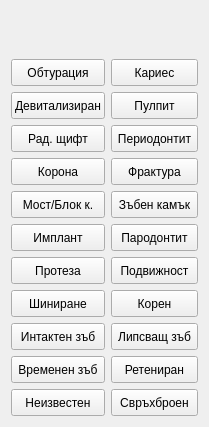
thefinalcutbg/DinoDent, file src/View/SubWidgets/ControlPanel.ui: the form before one commit.
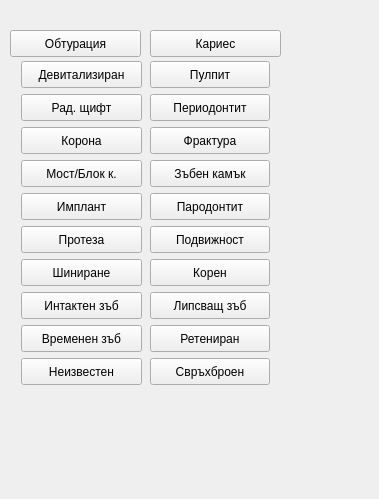
The form after the commit. Custom widgets are drawn as their Qt base class.

Patch:
```diff
--- a/src/View/SubWidgets/ControlPanel.ui
+++ b/src/View/SubWidgets/ControlPanel.ui
@@ -6,8 +6,8 @@
    <rect>
     <x>0</x>
     <y>0</y>
-    <width>209</width>
-    <height>427</height>
+    <width>379</width>
+    <height>499</height>
    </rect>
   </property>
   <property name="windowTitle">
@@ -16,29 +16,52 @@
   <property name="toolTip">
    <string>&lt;html&gt;&lt;head/&gt;&lt;body&gt;&lt;p&gt;Бърз клавиш: Del&lt;/p&gt;&lt;/body&gt;&lt;/html&gt;</string>
   </property>
-  <layout class="QVBoxLayout" name="verticalLayout_3">
-   <item>
-    <layout class="QHBoxLayout" name="horizontalLayout">
-     <item>
-      <layout class="QVBoxLayout" name="verticalLayout">
-       <item>
-        <spacer name="verticalSpacer">
-         <property name="orientation">
-          <enum>Qt::Vertical</enum>
-         </property>
-         <property name="sizeType">
-          <enum>QSizePolicy::Expanding</enum>
-         </property>
-         <property name="sizeHint" stdset="0">
+  <widget class="StatusButton" name="Caries">
+   <property name="geometry">
+    <rect>
+     <x>150</x>
+     <y>30</y>
+     <width>131</width>
+     <height>27</height>
+    </rect>
+   </property>
+   <property name="sizePolicy">
+    <sizepolicy hsizetype="Preferred" vsizetype="Fixed">
+     <horstretch>0</horstretch>
+     <verstretch>0</verstretch>
+    </sizepolicy>
+   </property>
+   <property name="minimumSize">
           <size>
-           <width>20</width>
-           <height>76</height>
-          </size>
-         </property>
-        </spacer>
-       </item>
-       <item>
+     <width>0</width>
+     <height>27</height>
+    </size>
+   </property>
+   <property name="maximumSize">
+    <size>
+     <width>16777215</width>
+     <height>27</height>
+    </size>
+   </property>
+   <property name="toolTip">
+    <string>&lt;html&gt;&lt;head/&gt;&lt;body&gt;&lt;p&gt;Бърз клавиш: C&lt;/p&gt;&lt;/body&gt;&lt;/html&gt;</string>
+   </property>
+   <property name="styleSheet">
+    <string notr="true"/>
+   </property>
+   <property name="text">
+    <string>Кариес</string>
+   </property>
+  </widget>
         <widget class="StatusButton" name="Restoration">
+   <property name="geometry">
+    <rect>
+     <x>10</x>
+     <y>30</y>
+     <width>131</width>
+     <height>27</height>
+    </rect>
+   </property>
          <property name="sizePolicy">
           <sizepolicy hsizetype="Preferred" vsizetype="Fixed">
            <horstretch>0</horstretch>
@@ -51,6 +74,12 @@
            <height>27</height>
           </size>
          </property>
+   <property name="maximumSize">
+    <size>
+     <width>16777215</width>
+     <height>27</height>
+    </size>
+   </property>
          <property name="toolTip">
           <string>&lt;html&gt;&lt;head/&gt;&lt;body&gt;&lt;p&gt;Бърз клавиш: О&lt;/p&gt;&lt;/body&gt;&lt;/html&gt;</string>
          </property>
@@ -61,7 +90,21 @@
           <string>Обтурация</string>
          </property>
         </widget>
-       </item>
+  <widget class="QWidget" name="">
+   <property name="geometry">
+    <rect>
+     <x>10</x>
+     <y>50</y>
+     <width>271</width>
+     <height>351</height>
+    </rect>
+   </property>
+   <layout class="QHBoxLayout" name="horizontalLayout">
+    <property name="spacing">
+     <number>8</number>
+    </property>
+    <item>
+     <layout class="QVBoxLayout" name="verticalLayout">
        <item>
         <widget class="StatusButton" name="RootCanal">
          <property name="sizePolicy">
@@ -76,6 +119,12 @@
            <height>27</height>
           </size>
          </property>
+        <property name="maximumSize">
+         <size>
+          <width>16777215</width>
+          <height>27</height>
+         </size>
+        </property>
          <property name="toolTip">
           <string>&lt;html&gt;&lt;head/&gt;&lt;body&gt;&lt;p&gt;Бърз клавиш: D&lt;/p&gt;&lt;/body&gt;&lt;/html&gt;</string>
          </property>
@@ -101,6 +150,12 @@
            <height>27</height>
           </size>
          </property>
+        <property name="maximumSize">
+         <size>
+          <width>16777215</width>
+          <height>27</height>
+         </size>
+        </property>
          <property name="toolTip">
           <string>&lt;html&gt;&lt;head/&gt;&lt;body&gt;&lt;p&gt;Бърз клавиш: Q&lt;/p&gt;&lt;/body&gt;&lt;/html&gt;</string>
          </property>
@@ -126,6 +181,12 @@
            <height>27</height>
           </size>
          </property>
+        <property name="maximumSize">
+         <size>
+          <width>16777215</width>
+          <height>27</height>
+         </size>
+        </property>
          <property name="toolTip">
           <string>&lt;html&gt;&lt;head/&gt;&lt;body&gt;&lt;p&gt;Бърз клавиш: K&lt;/p&gt;&lt;/body&gt;&lt;/html&gt;</string>
          </property>
@@ -154,6 +215,12 @@
            <height>27</height>
           </size>
          </property>
+        <property name="maximumSize">
+         <size>
+          <width>16777215</width>
+          <height>27</height>
+         </size>
+        </property>
          <property name="toolTip">
           <string>&lt;html&gt;&lt;head/&gt;&lt;body&gt;&lt;p&gt;Бърз клавиш: B&lt;/p&gt;&lt;/body&gt;&lt;/html&gt;</string>
          </property>
@@ -179,6 +246,12 @@
            <height>27</height>
           </size>
          </property>
+        <property name="maximumSize">
+         <size>
+          <width>16777215</width>
+          <height>27</height>
+         </size>
+        </property>
          <property name="toolTip">
           <string>&lt;html&gt;&lt;head/&gt;&lt;body&gt;&lt;p&gt;Бърз клавиш: I&lt;/p&gt;&lt;/body&gt;&lt;/html&gt;</string>
          </property>
@@ -192,12 +265,24 @@
        </item>
        <item>
         <widget class="StatusButton" name="falseTooth">
+        <property name="sizePolicy">
+         <sizepolicy hsizetype="Preferred" vsizetype="Fixed">
+          <horstretch>0</horstretch>
+          <verstretch>0</verstretch>
+         </sizepolicy>
+        </property>
          <property name="minimumSize">
           <size>
            <width>0</width>
            <height>27</height>
           </size>
          </property>
+        <property name="maximumSize">
+         <size>
+          <width>16777215</width>
+          <height>27</height>
+         </size>
+        </property>
          <property name="toolTip">
           <string>&lt;html&gt;&lt;head/&gt;&lt;body&gt;&lt;p&gt;Бърз клавиш: X&lt;/p&gt;&lt;/body&gt;&lt;/html&gt;</string>
          </property>
@@ -223,6 +308,12 @@
            <height>27</height>
           </size>
          </property>
+        <property name="maximumSize">
+         <size>
+          <width>16777215</width>
+          <height>27</height>
+         </size>
+        </property>
          <property name="toolTip">
           <string>&lt;html&gt;&lt;head/&gt;&lt;body&gt;&lt;p&gt;Бърз клавиш: S&lt;/p&gt;&lt;/body&gt;&lt;/html&gt;</string>
          </property>
@@ -236,12 +327,24 @@
        </item>
        <item>
         <widget class="StatusButton" name="healthyTooth">
+        <property name="sizePolicy">
+         <sizepolicy hsizetype="Preferred" vsizetype="Fixed">
+          <horstretch>0</horstretch>
+          <verstretch>0</verstretch>
+         </sizepolicy>
+        </property>
          <property name="minimumSize">
           <size>
            <width>0</width>
            <height>27</height>
           </size>
          </property>
+        <property name="maximumSize">
+         <size>
+          <width>16777215</width>
+          <height>27</height>
+         </size>
+        </property>
          <property name="toolTip">
           <string>&lt;html&gt;&lt;head/&gt;&lt;body&gt;&lt;p&gt;Бърз клавиш: H&lt;/p&gt;&lt;/body&gt;&lt;/html&gt;</string>
          </property>
@@ -264,6 +367,12 @@
            <height>27</height>
           </size>
          </property>
+        <property name="maximumSize">
+         <size>
+          <width>16777215</width>
+          <height>27</height>
+         </size>
+        </property>
          <property name="toolTip">
           <string>&lt;html&gt;&lt;head/&gt;&lt;body&gt;&lt;p&gt;Бърз клавиш: T&lt;/p&gt;&lt;/body&gt;&lt;/html&gt;</string>
          </property>
@@ -277,12 +386,24 @@
        </item>
        <item>
         <widget class="StatusButton" name="unknown">
+        <property name="sizePolicy">
+         <sizepolicy hsizetype="Preferred" vsizetype="Fixed">
+          <horstretch>0</horstretch>
+          <verstretch>0</verstretch>
+         </sizepolicy>
+        </property>
          <property name="minimumSize">
           <size>
            <width>0</width>
            <height>27</height>
           </size>
          </property>
+        <property name="maximumSize">
+         <size>
+          <width>16777215</width>
+          <height>27</height>
+         </size>
+        </property>
          <property name="toolTip">
           <string>&lt;html&gt;&lt;head/&gt;&lt;body&gt;&lt;p&gt;Бърз клавиш: Del&lt;/p&gt;&lt;/body&gt;&lt;/html&gt;</string>
          </property>
@@ -295,44 +416,6 @@
      </item>
      <item>
       <layout class="QVBoxLayout" name="verticalLayout_2">
-       <item>
-        <spacer name="verticalSpacer_2">
-         <property name="orientation">
-          <enum>Qt::Vertical</enum>
-         </property>
-         <property name="sizeHint" stdset="0">
-          <size>
-           <width>20</width>
-           <height>40</height>
-          </size>
-         </property>
-        </spacer>
-       </item>
-       <item>
-        <widget class="StatusButton" name="Caries">
-         <property name="sizePolicy">
-          <sizepolicy hsizetype="Preferred" vsizetype="Fixed">
-           <horstretch>0</horstretch>
-           <verstretch>0</verstretch>
-          </sizepolicy>
-         </property>
-         <property name="minimumSize">
-          <size>
-           <width>0</width>
-           <height>27</height>
-          </size>
-         </property>
-         <property name="toolTip">
-          <string>&lt;html&gt;&lt;head/&gt;&lt;body&gt;&lt;p&gt;Бърз клавиш: C&lt;/p&gt;&lt;/body&gt;&lt;/html&gt;</string>
-         </property>
-         <property name="styleSheet">
-          <string notr="true"/>
-         </property>
-         <property name="text">
-          <string>Кариес</string>
-         </property>
-        </widget>
-       </item>
        <item>
         <widget class="StatusButton" name="Pulpitis">
          <property name="sizePolicy">
@@ -347,6 +430,12 @@
            <height>27</height>
           </size>
          </property>
+        <property name="maximumSize">
+         <size>
+          <width>16777215</width>
+          <height>27</height>
+         </size>
+        </property>
          <property name="toolTip">
           <string>&lt;html&gt;&lt;head/&gt;&lt;body&gt;&lt;p&gt;Бърз клавиш: P&lt;/p&gt;&lt;/body&gt;&lt;/html&gt;</string>
          </property>
@@ -372,6 +461,12 @@
            <height>27</height>
           </size>
          </property>
+        <property name="maximumSize">
+         <size>
+          <width>16777215</width>
+          <height>27</height>
+         </size>
+        </property>
          <property name="toolTip">
           <string>&lt;html&gt;&lt;head/&gt;&lt;body&gt;&lt;p&gt;Бърз клавиш: G&lt;/p&gt;&lt;/body&gt;&lt;/html&gt;</string>
          </property>
@@ -397,6 +492,12 @@
            <height>27</height>
           </size>
          </property>
+        <property name="maximumSize">
+         <size>
+          <width>16777215</width>
+          <height>27</height>
+         </size>
+        </property>
          <property name="toolTip">
           <string>&lt;html&gt;&lt;head/&gt;&lt;body&gt;&lt;p&gt;Бърз клавиш: F&lt;/p&gt;&lt;/body&gt;&lt;/html&gt;</string>
          </property>
@@ -410,12 +511,24 @@
        </item>
        <item>
         <widget class="StatusButton" name="Calculus">
+        <property name="sizePolicy">
+         <sizepolicy hsizetype="Minimum" vsizetype="Fixed">
+          <horstretch>0</horstretch>
+          <verstretch>0</verstretch>
+         </sizepolicy>
+        </property>
          <property name="minimumSize">
           <size>
            <width>0</width>
            <height>27</height>
           </size>
          </property>
+        <property name="maximumSize">
+         <size>
+          <width>16777215</width>
+          <height>27</height>
+         </size>
+        </property>
          <property name="toolTip">
           <string>&lt;html&gt;&lt;head/&gt;&lt;body&gt;&lt;p&gt;Бърз клавиш: V&lt;/p&gt;&lt;/body&gt;&lt;/html&gt;</string>
          </property>
@@ -438,6 +551,12 @@
            <height>27</height>
           </size>
          </property>
+        <property name="maximumSize">
+         <size>
+          <width>16777215</width>
+          <height>27</height>
+         </size>
+        </property>
          <property name="toolTip">
           <string>&lt;html&gt;&lt;head/&gt;&lt;body&gt;&lt;p&gt;Бърз клавиш: L&lt;/p&gt;&lt;/body&gt;&lt;/html&gt;</string>
          </property>
@@ -463,6 +582,12 @@
            <height>27</height>
           </size>
          </property>
+        <property name="maximumSize">
+         <size>
+          <width>16777215</width>
+          <height>27</height>
+         </size>
+        </property>
          <property name="toolTip">
           <string>&lt;html&gt;&lt;head/&gt;&lt;body&gt;&lt;p&gt;Бърз клавиш: 1-3&lt;/p&gt;&lt;/body&gt;&lt;/html&gt;</string>
          </property>
@@ -488,6 +613,12 @@
            <height>27</height>
           </size>
          </property>
+        <property name="maximumSize">
+         <size>
+          <width>16777215</width>
+          <height>27</height>
+         </size>
+        </property>
          <property name="toolTip">
           <string>&lt;html&gt;&lt;head/&gt;&lt;body&gt;&lt;p&gt;Бърз клавиш: R&lt;/p&gt;&lt;/body&gt;&lt;/html&gt;</string>
          </property>
@@ -513,6 +644,12 @@
            <height>27</height>
           </size>
          </property>
+        <property name="maximumSize">
+         <size>
+          <width>16777215</width>
+          <height>27</height>
+         </size>
+        </property>
          <property name="toolTip">
           <string>&lt;html&gt;&lt;head/&gt;&lt;body&gt;&lt;p&gt;Бърз клавиш: E&lt;/p&gt;&lt;/body&gt;&lt;/html&gt;</string>
          </property>
@@ -538,6 +675,12 @@
            <height>27</height>
           </size>
          </property>
+        <property name="maximumSize">
+         <size>
+          <width>16777215</width>
+          <height>27</height>
+         </size>
+        </property>
          <property name="toolTip">
           <string>&lt;html&gt;&lt;head/&gt;&lt;body&gt;&lt;p&gt;Бърз клавиш: M&lt;/p&gt;&lt;/body&gt;&lt;/html&gt;</string>
          </property>
@@ -563,6 +706,12 @@
            <height>27</height>
           </size>
          </property>
+        <property name="maximumSize">
+         <size>
+          <width>16777215</width>
+          <height>27</height>
+         </size>
+        </property>
          <property name="toolTip">
           <string>&lt;html&gt;&lt;head/&gt;&lt;body&gt;&lt;p&gt;Бърз клавиш: U&lt;/p&gt;&lt;/body&gt;&lt;/html&gt;</string>
          </property>
@@ -580,8 +729,7 @@
       </layout>
      </item>
     </layout>
-   </item>
-  </layout>
+  </widget>
  </widget>
  <layoutdefault spacing="6" margin="11"/>
  <customwidgets>
```
Lines whose indentation alone changed are shown as unchanged.
